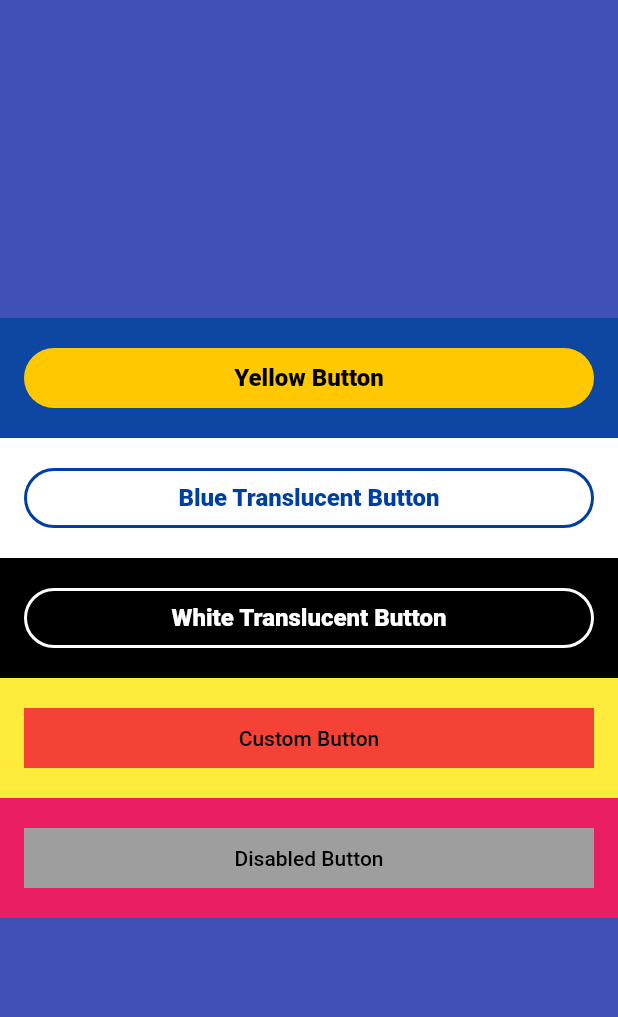
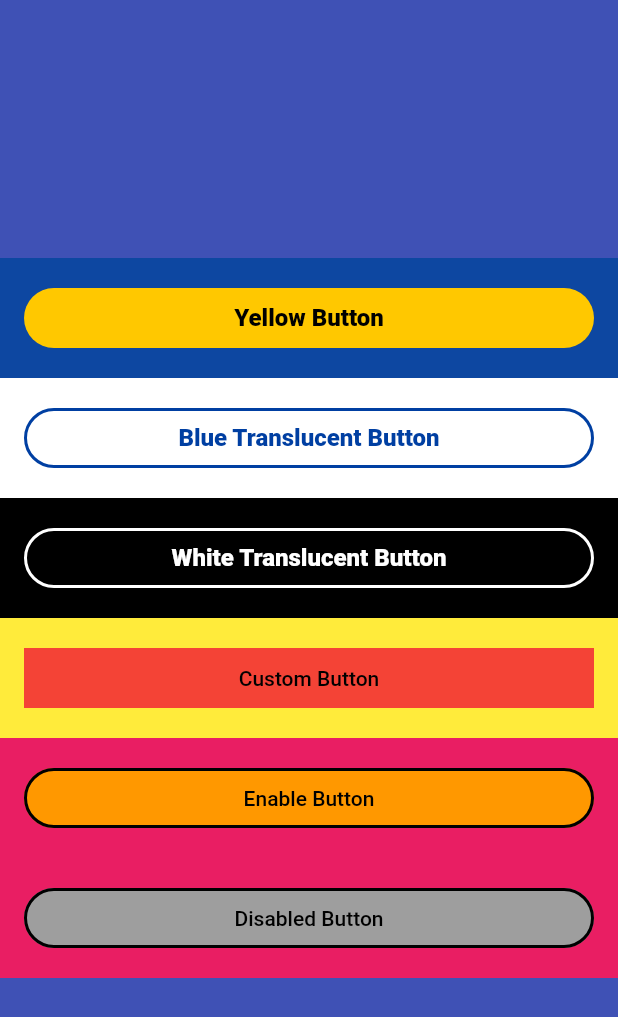
Before and after one commit to lcsvcn/ripple_button, a Flutter app: the screen it shows after launch, on a phone screen of 412 x 824 dp. Shown: the top 1017 px of the screen. Run offline on Flutter 3.47's test engine with Material 2 defaults, Android fonts, the phone set to English and light mode, and no system bars; our stand-ins replace another_flushbar.

Commit message:
added disable color

```diff
--- a/example/lib/main.dart
+++ b/example/lib/main.dart
@@ -43,6 +43,8 @@ class _MyHomePageState extends State<MyHomePage> {
     );
     flush.show(context);
   }
+
+  bool isEnabled = false;
 
   @override
   Widget build(BuildContext context) {
@@ -94,24 +96,61 @@ class _MyHomePageState extends State<MyHomePage> {
                     color: Colors.white,
                   ),
                 ),
-                onPressed: () => {_showFlushbar("Clicked Custom Button")},
+                onPressed: () {
+                  _showFlushbar("Clicked Custom Button");
+                },
               ),
             ),
             Container(
               color: Colors.pink,
               child: RippleButton(
-                isEnabled: false,
-                text: "Disabled Button",
+                text: isEnabled ? "Disable Button" : "Enable Button",
                 padding: EdgeInsets.all(16),
                 style: RippleButtonStyle(
                   color: RippleButtonColor(
-                    background: Colors.grey,
+                    background: Colors.orange,
                   ),
                   text: TextStyle(
                     color: Colors.white,
                   ),
+                  border: RippleButtonBorder(
+                    side: BorderSide(
+                      color: Colors.black,
+                      width: 2,
+                    ),
+                    radius: BorderRadius.circular(30),
+                  ),
                 ),
-                onPressed: () => {_showFlushbar("Disable Button")},
+                onPressed: () {
+                  setState(() => {isEnabled = !isEnabled});
+                  _showFlushbar(
+                      isEnabled ? "Enabled Button" : "Disabled Button");
+                },
+              ),
+            ),
+            Container(
+              color: Colors.pink,
+              child: RippleButton(
+                isEnabled: isEnabled,
+                text: isEnabled ? "Enabled Button" : "Disabled Button",
+                padding: EdgeInsets.all(16),
+                style: RippleButtonStyle(
+                  color: RippleButtonColor(
+                    background: Colors.orange,
+                  ),
+                  text: TextStyle(
+                    color: Colors.white,
+                  ),
+                  border: RippleButtonBorder(
+                    side: BorderSide(
+                      color: Colors.black,
+                      width: 2,
+                    ),
+                    radius: BorderRadius.circular(30),
+                  ),
+                ),
+                onPressed: () =>
+                    {_showFlushbar("Clicked on Enable/Disable Button")},
               ),
             ),
           ],
--- a/lib/buttons/custom.dart
+++ b/lib/buttons/custom.dart
@@ -46,7 +46,7 @@ class CustomRippleButton extends StatelessWidget {
           style.elevation,
         ),
         backgroundColor: MaterialStateProperty.all<Color>(
-          style.color.background,
+          isEnabled ? style.color.background : style.color.disabled,
         ),
         foregroundColor: MaterialStateProperty.all<Color>(
           style.color.foreground,
--- a/lib/models/ripple_button_style.dart
+++ b/lib/models/ripple_button_style.dart
@@ -69,9 +69,14 @@ class RippleButtonColor {
   /// This will change the shadow color from the button
   final Color shadow;
 
+  /// [disabled] expects a [Color]
+  /// This will change the color from the button when it is disabled
+  final Color disabled;
+
   const RippleButtonColor({
     this.background = Colors.amber,
     this.foreground = Colors.black,
     this.shadow = Colors.black,
+    this.disabled = Colors.grey,
   });
 }
--- a/pubspec.yaml
+++ b/pubspec.yaml
@@ -2,7 +2,7 @@ name: ripple_button
 description: A fully customizable button with material ripple effect. Easy to use having some pre-defined button types.
 repository: https://github.com/lcsvcn/ripple_button.git
 homepage: https://github.com/lcsvcn/ripple_button.git
-version: 2.2.0
+version: 2.2.1
 
 environment:
   sdk: '>=2.13.0 <3.0.0'
```
Also changed, not shown: 1 other file.
